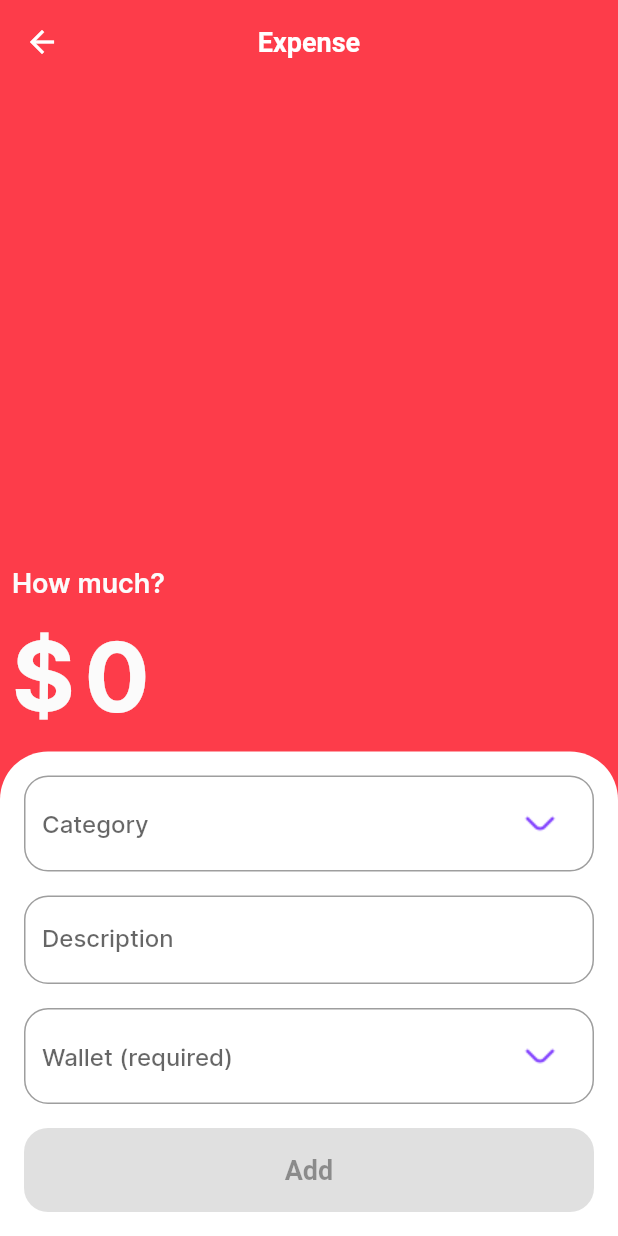
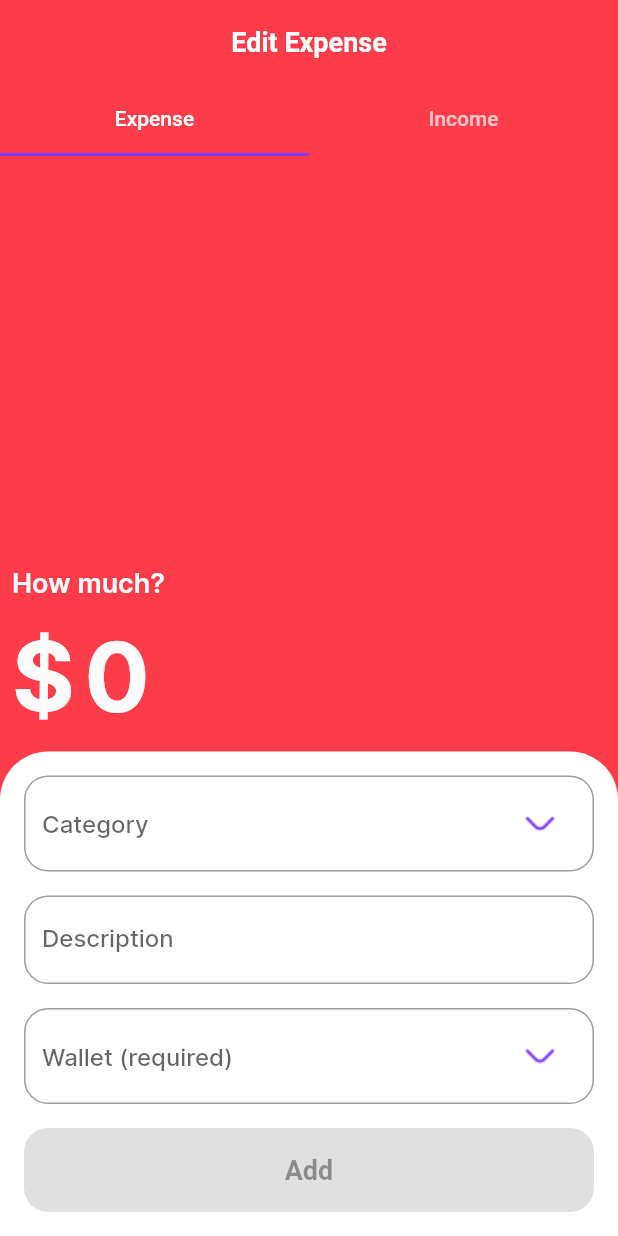
Before and after one commit to quydn720/expense-tracker, a Flutter app: the AddNewTransactionPage widget shown alone on an empty page, opened directly, on a phone screen of 412 x 824 dp. Run offline on Flutter 3.47's test engine with Material 2 defaults, Android fonts, the phone set to English and light mode, and no system bars; our stand-ins replace bloc, cloud_firestore, equatable, firebase_auth, firebase_core, fl_chart and 10 more; missing offline and left inert: firebase_auth_platform_interface; accounts and stored records are empty; statements that could not run were skipped.

Commit message:
use tabview to use transaction type

```diff
--- a/lib/blocs/add_transaction/add_transaction_cubit.dart
+++ b/lib/blocs/add_transaction/add_transaction_cubit.dart
@@ -4,6 +4,7 @@ import 'package:bloc/bloc.dart';
 import 'package:form_inputs/form_inputs.dart';
 import 'package:formz/formz.dart';
 import 'package:freezed_annotation/freezed_annotation.dart';
+import 'package:transaction_repository/transaction_repository.dart';
 import 'package:wallet_repository/wallet_repository.dart';
 
 part 'add_transaction_state.dart';
@@ -11,6 +12,11 @@ part 'add_transaction_cubit.freezed.dart';
 
 class AddTransactionCubit extends Cubit<AddTransactionState> {
   AddTransactionCubit() : super(const _AddTransactionState());
+
+  void typeChanged(int type) {
+    final transactionType = TransactionType.values[type];
+    emit(state.copyWith(type: transactionType));
+  }
 
   void amountChanged(double value) {
     final amount = MoneyAmount.dirty(value);
--- a/lib/blocs/add_transaction/add_transaction_state.dart
+++ b/lib/blocs/add_transaction/add_transaction_state.dart
@@ -8,5 +8,6 @@ class AddTransactionState with _$AddTransactionState {
     @Default(Wallet.pure('', 0, '', '', Color(0xff000000))) Wallet wallet,
     String? description,
     @Default(FormzStatus.pure) FormzStatus status,
+    @Default(TransactionType.expense) TransactionType type,
   }) = _AddTransactionState;
 }
--- a/lib/presentations/pages/transaction/add_transaction/add_transaction.dart
+++ b/lib/presentations/pages/transaction/add_transaction/add_transaction.dart
@@ -18,19 +18,53 @@ class AddNewTransactionPage extends StatelessWidget {
     final _transaction =
         ModalRoute.of(context)!.settings.arguments as Transaction?;
     if (_transaction != null) {
-      return BlocProvider(
+      return DefaultTabController(
+        length: 2,
+        child: BlocProvider(
           create: (context) => AddTransactionCubit(),
-        child: Scaffold(
+          child: AddTransactionView(transaction: _transaction),
+        ),
+      );
+    } else {
+      return const DefaultTabController(
+        length: 2,
+        child: AddTransactionView(transaction: null),
+      );
+    }
+  }
+}
+
+class AddTransactionView extends StatelessWidget {
+  const AddTransactionView({
+    Key? key,
+    required Transaction? transaction,
+  })  : _transaction = transaction,
+        super(key: key);
+
+  final Transaction? _transaction;
+
+  @override
+  Widget build(BuildContext context) {
+    return Scaffold(
       appBar: AppBar(
         iconTheme: const IconThemeData(color: Colors.white),
         title: const Text(
           'Edit Expense',
           style: TextStyle(color: Colors.white),
         ),
+        bottom: TabBar(
+          tabs: const [
+            Tab(icon: Text('Expense')),
+            Tab(icon: Text('Income')),
+          ],
+          onTap: (v) => context.read<AddTransactionCubit>().typeChanged(v),
+        ),
         backgroundColor: kRed100,
       ),
       backgroundColor: kRed100,
-          body: Align(
+      body: TabBarView(
+        children: [
+          Align(
             alignment: Alignment.bottomCenter,
             child: SingleChildScrollView(
               child: AddTransactionForm(
@@ -38,27 +72,17 @@ class AddNewTransactionPage extends StatelessWidget {
               ),
             ),
           ),
-        ),
-      );
-    } else {
-      return BlocProvider(
-        create: (context) => AddTransactionCubit(),
-        child: Scaffold(
-          appBar: AppBar(
-            iconTheme: const IconThemeData(color: Colors.white),
-            title: const Text('Expense', style: TextStyle(color: Colors.white)),
-            backgroundColor: kRed100,
-          ),
-          backgroundColor: kRed100,
-          body: const Align(
+          Align(
             alignment: Alignment.bottomCenter,
             child: SingleChildScrollView(
-              child: AddTransactionForm(),
+              child: AddTransactionForm(
+                transaction: _transaction,
               ),
             ),
           ),
+        ],
+      ),
     );
-    }
   }
 }
 
@@ -352,7 +376,7 @@ class _SubmitButton extends StatelessWidget {
                             id: id!,
                             amount: addBloc.amount.value,
                             category: addBloc.category,
-                            type: type!,
+                            type: addBloc.type,
                             wallet: addBloc.wallet,
                             description: addBloc.description,
                             date: date,
@@ -370,7 +394,7 @@ class _SubmitButton extends StatelessWidget {
                               Transaction(
                                 amount: addBloc.amount.value,
                                 category: addBloc.category,
-                                type: TransactionType.expense,
+                                type: addBloc.type,
                                 wallet: addBloc.wallet,
                                 description: addBloc.description,
                                 date: DateTime.now(),
```
Also changed, not shown: lib/blocs/add_transaction/add_transaction_cubit.freezed.dart. Lines whose indentation alone changed are shown as unchanged.
